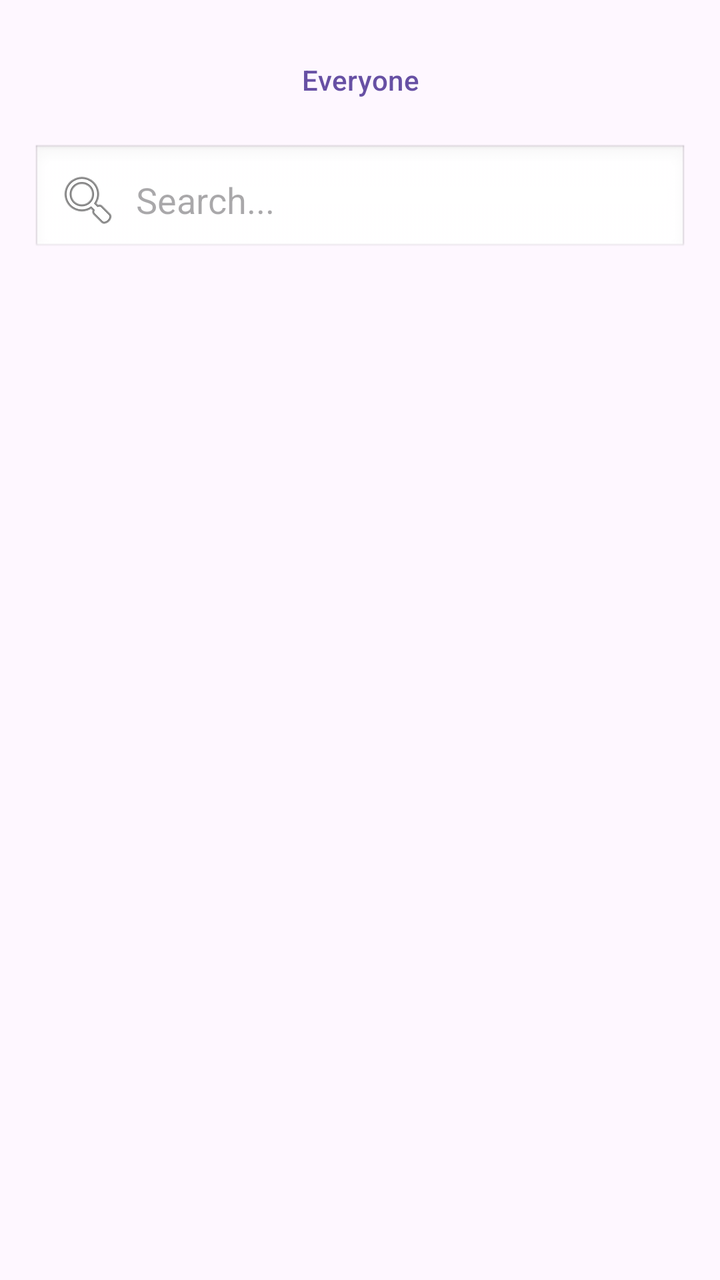
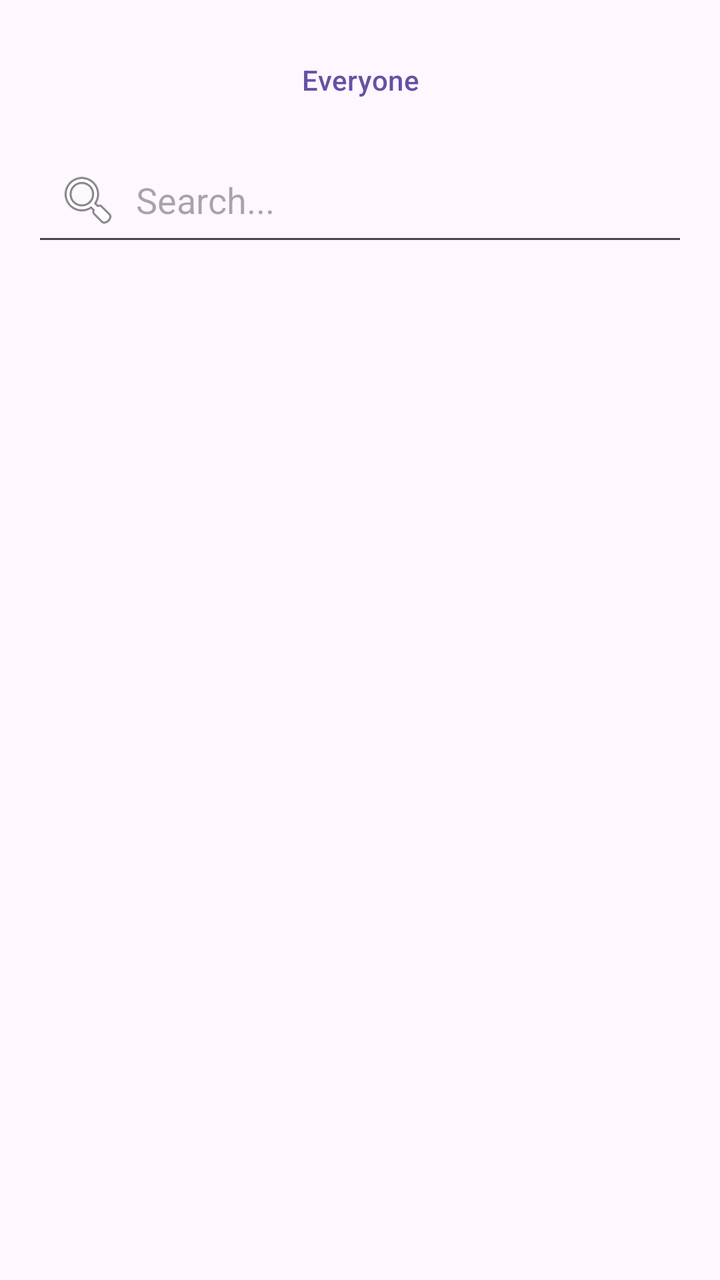

An Android layout rendered at two revisions. The XML below is the earlier revision; the diff shows what the commit changed to produce the second picture.
<!-- AndroidManifest.xml: application theme Theme.PluralApp001 -->
<!-- res/layout/dialog_member_selection.xml -->
<?xml version="1.0" encoding="utf-8"?>
<LinearLayout xmlns:android="http://schemas.android.com/apk/res/android"
    android:layout_width="match_parent"
    android:layout_height="match_parent"
    android:orientation="vertical"
    android:padding="16dp">

    <Button
        android:id="@+id/btnSelectEveryone"
        android:layout_width="match_parent"
        android:layout_height="wrap_content"
        android:text="@string/action_everyone"
        android:layout_marginBottom="8dp"
        style="@style/Widget.Material3.Button.TextButton" />

    <EditText
        android:id="@+id/etSearch"
        android:layout_width="match_parent"
        android:layout_height="wrap_content"
        android:hint="@string/action_search"
        android:inputType="text"
        android:maxLines="1"
        android:padding="12dp"
        android:drawableStart="@android:drawable/ic_menu_search"
        android:drawablePadding="8dp"
        android:background="@android:drawable/edit_text"
        android:layout_marginBottom="12dp" />

    <androidx.recyclerview.widget.RecyclerView
        android:id="@+id/rvMembers"
        android:layout_width="match_parent"
        android:layout_height="0dp"
        android:layout_weight="1" />

</LinearLayout>
<!-- resources referenced by this layout -->
<resources>
  <string name="action_everyone">Everyone</string>
  <string name="action_search">Search...</string>
  <style name="Theme.PluralApp001" parent="Base.Theme.PluralApp001" />
  <style name="Base.Theme.PluralApp001" parent="Theme.Material3.DayNight.NoActionBar">
          
          
      </style>
</resources>

<!-- the commit's change to res/layout/dialog_member_selection.xml (unified diff, before → after) -->
@@ -23,7 +23,6 @@
         android:padding="12dp"
         android:drawableStart="@android:drawable/ic_menu_search"
         android:drawablePadding="8dp"
-        android:background="@android:drawable/edit_text"
         android:layout_marginBottom="12dp" />
 
     <androidx.recyclerview.widget.RecyclerView
